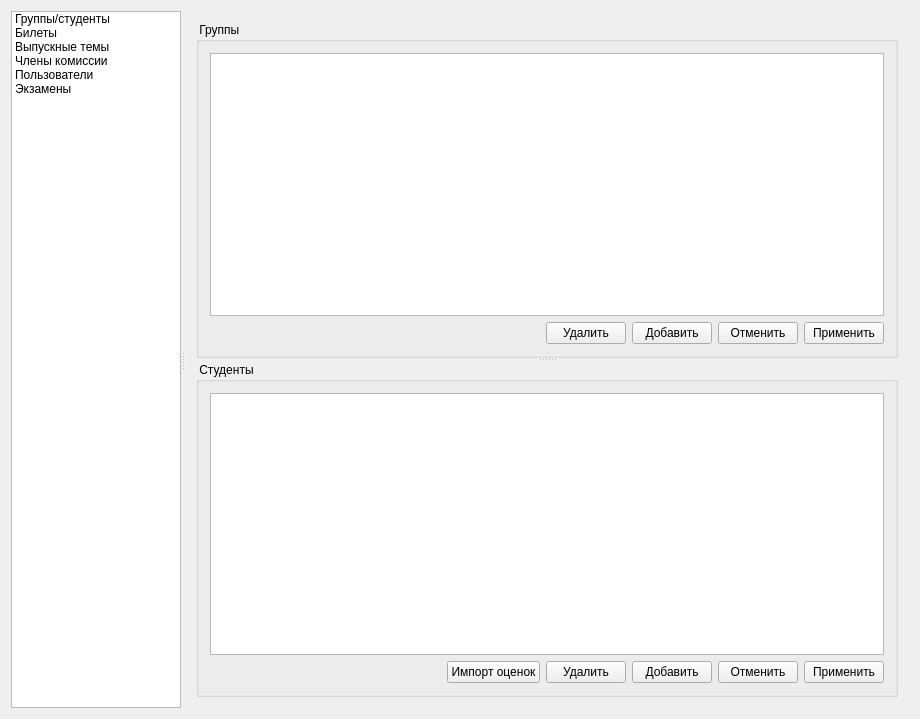
First picture: the form in assistant_serv/mainwindow.ui, repository xjohncz/chsuass, before the edit.
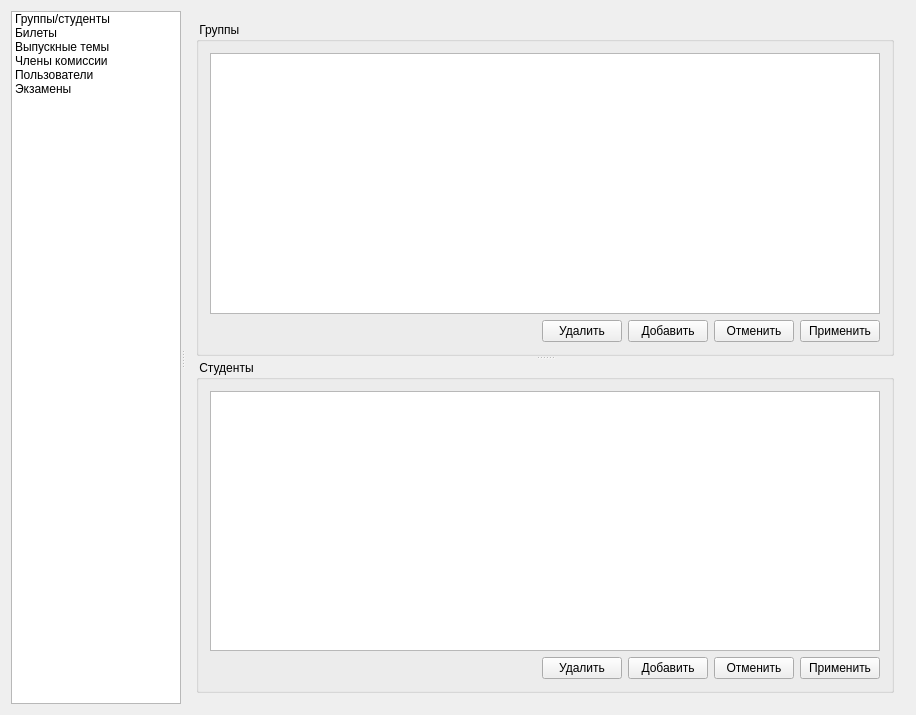
Second picture: the form after the edit.

Diff of the .ui file:
```diff
--- a/assistant_serv/mainwindow.ui
+++ b/assistant_serv/mainwindow.ui
@@ -6,8 +6,8 @@
    <rect>
     <x>0</x>
     <y>0</y>
-    <width>920</width>
-    <height>719</height>
+    <width>916</width>
+    <height>715</height>
    </rect>
   </property>
   <property name="windowTitle">
@@ -147,13 +147,6 @@
                  </property>
                 </spacer>
                </item>
-               <item>
-                <widget class="QPushButton" name="marksImportButton">
-                 <property name="text">
-                  <string>Импорт оценок</string>
-                 </property>
-                </widget>
-               </item>
                <item>
                 <widget class="QPushButton" name="deleteStudentButton">
                  <property name="text">
```
